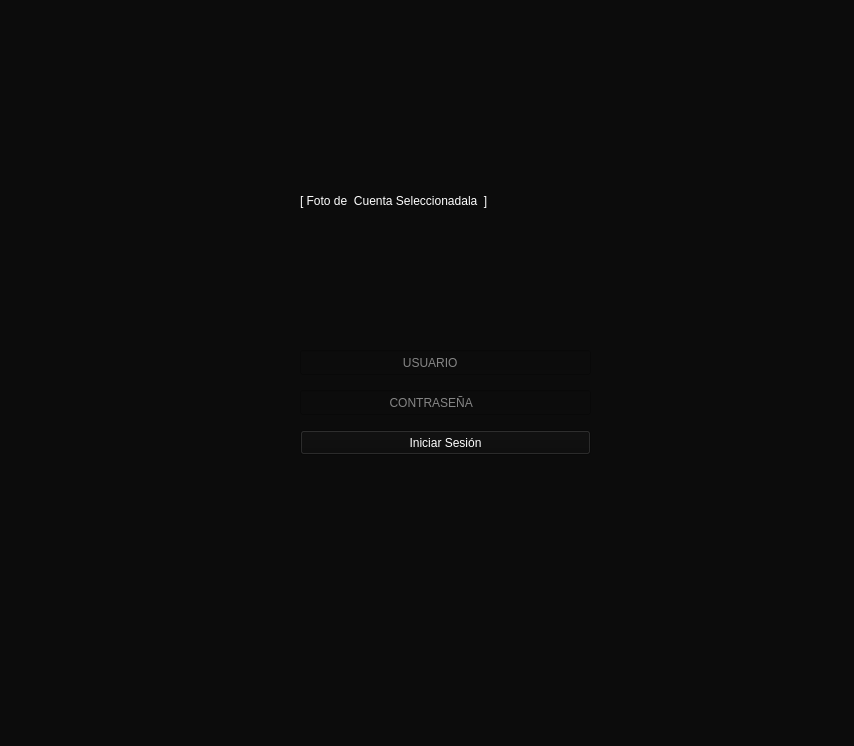
The window that Restaurante/Login/Login.ui (camvaz/restaurante-ihc) describes before a commit, drawn with Qt 5.
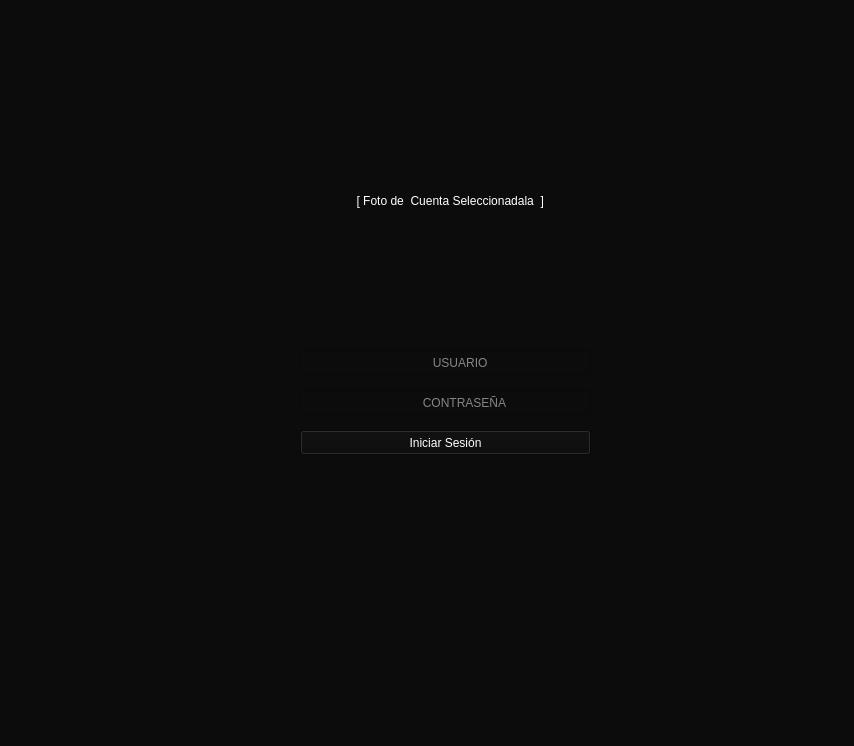
The same window after the commit.

```diff
--- a/Restaurante/Login/Login.ui
+++ b/Restaurante/Login/Login.ui
@@ -27,7 +27,7 @@
     </rect>
    </property>
    <property name="text">
-    <string>[ Foto de  Cuenta Seleccionadala  ]</string>
+    <string>                 [ Foto de  Cuenta Seleccionadala  ]</string>
    </property>
   </widget>
   <widget class="QLineEdit" name="ln_password">
@@ -43,7 +43,7 @@
     <enum>QLineEdit::Password</enum>
    </property>
    <property name="placeholderText">
-    <string>                          CONTRASEÑA</string>
+    <string>                                    CONTRASEÑA</string>
    </property>
   </widget>
   <widget class="QLineEdit" name="ln_user">
@@ -59,7 +59,7 @@
     <enum>QLineEdit::Password</enum>
    </property>
    <property name="placeholderText">
-    <string>                              USUARIO</string>
+    <string>                                       USUARIO</string>
    </property>
   </widget>
   <widget class="QPushButton" name="btn_inicioSesion">
```
